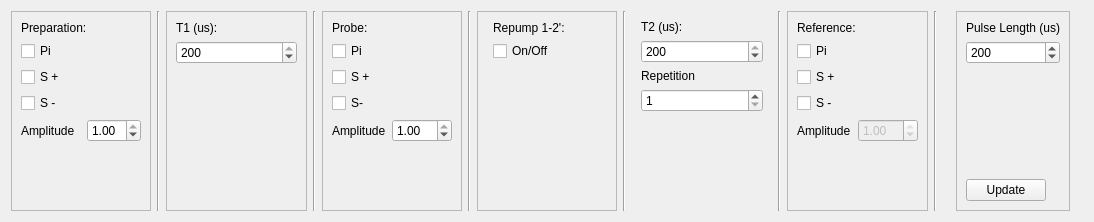
Old version of the form widgets/MWSpectro/MWSpectro_sequence.ui in the repository JeremyQO/GUI-Experiment.
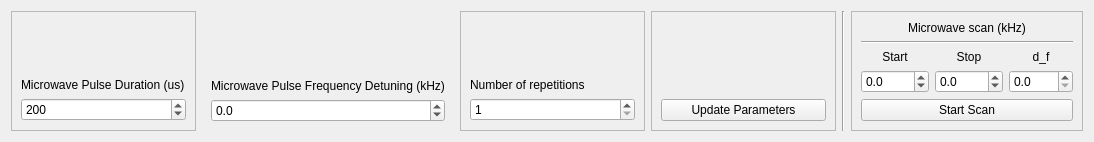
New version of the form.

Commit message: updated MW tab

```diff
--- a/widgets/MWSpectro/MWSpectro_sequence.ui
+++ b/widgets/MWSpectro/MWSpectro_sequence.ui
@@ -7,87 +7,21 @@
     <x>0</x>
     <y>0</y>
     <width>1094</width>
-    <height>222</height>
+    <height>140</height>
    </rect>
   </property>
   <property name="windowTitle">
    <string>Form</string>
   </property>
-  <layout class="QHBoxLayout" name="horizontalLayout">
-   <item>
-    <widget class="QFrame" name="frame">
-     <property name="frameShape">
-      <enum>QFrame::StyledPanel</enum>
-     </property>
-     <property name="frameShadow">
-      <enum>QFrame::Raised</enum>
-     </property>
-     <layout class="QFormLayout" name="formLayout">
-      <property name="horizontalSpacing">
-       <number>0</number>
-      </property>
-      <item row="0" column="0">
-       <widget class="QLabel" name="label">
-        <property name="text">
-         <string>Preparation:</string>
-        </property>
-       </widget>
-      </item>
-      <item row="1" column="0">
-       <widget class="QCheckBox" name="checkBox_preparation_pi">
-        <property name="text">
-         <string>Pi</string>
-        </property>
-        <property name="checked">
-         <bool>false</bool>
-        </property>
-       </widget>
-      </item>
-      <item row="2" column="0">
-       <widget class="QCheckBox" name="checkBox_preparation_sigma_p">
-        <property name="text">
-         <string>S +</string>
-        </property>
-       </widget>
-      </item>
-      <item row="3" column="0">
-       <widget class="QCheckBox" name="checkBox_preparation_sigma_m">
-        <property name="text">
-         <string>S -</string>
-        </property>
-       </widget>
-      </item>
-      <item row="4" column="0">
-       <widget class="QLabel" name="label_9">
-        <property name="text">
-         <string>Amplitude</string>
-        </property>
-       </widget>
-      </item>
-      <item row="4" column="1">
-       <widget class="QDoubleSpinBox" name="doubleSpinBox_preparation_amplitude">
-        <property name="maximum">
-         <double>1.000000000000000</double>
-        </property>
-        <property name="singleStep">
-         <double>0.020000000000000</double>
-        </property>
-        <property name="value">
-         <double>1.000000000000000</double>
-        </property>
-       </widget>
-      </item>
-     </layout>
-    </widget>
-   </item>
-   <item>
+  <layout class="QGridLayout" name="gridLayout_2">
+   <item row="0" column="4">
     <widget class="Line" name="line">
      <property name="orientation">
       <enum>Qt::Vertical</enum>
      </property>
     </widget>
    </item>
-   <item>
+   <item row="0" column="2">
     <widget class="QFrame" name="frame_2">
      <property name="frameShape">
       <enum>QFrame::StyledPanel</enum>
@@ -95,38 +29,163 @@
      <property name="frameShadow">
       <enum>QFrame::Raised</enum>
      </property>
-     <layout class="QFormLayout" name="formLayout_2">
+     <layout class="QGridLayout" name="gridLayout_5">
+      <item row="2" column="0">
+       <widget class="QDoubleSpinBox" name="doubleSpinBox_repetitions">
+        <property name="decimals">
+         <number>0</number>
+        </property>
+        <property name="minimum">
+         <double>1.000000000000000</double>
+        </property>
+        <property name="value">
+         <double>1.000000000000000</double>
+        </property>
+       </widget>
+      </item>
+      <item row="1" column="0">
+       <widget class="QLabel" name="label_3">
+        <property name="text">
+         <string>Number of repetitions</string>
+        </property>
+       </widget>
+      </item>
       <item row="0" column="0">
+       <spacer name="verticalSpacer_3">
+        <property name="orientation">
+         <enum>Qt::Vertical</enum>
+        </property>
+        <property name="sizeHint" stdset="0">
+         <size>
+          <width>20</width>
+          <height>40</height>
+         </size>
+        </property>
+       </spacer>
+      </item>
+     </layout>
+    </widget>
+   </item>
+   <item row="0" column="0">
+    <widget class="QFrame" name="frame">
+     <property name="frameShape">
+      <enum>QFrame::StyledPanel</enum>
+     </property>
+     <property name="frameShadow">
+      <enum>QFrame::Raised</enum>
+     </property>
+     <layout class="QGridLayout" name="gridLayout">
+      <item row="1" column="0">
+       <widget class="QLabel" name="label">
+        <property name="text">
+         <string>Microwave Pulse Duration (us)</string>
+        </property>
+       </widget>
+      </item>
+      <item row="2" column="0">
+       <widget class="QDoubleSpinBox" name="doubleSpinBox_pulse_duration">
+        <property name="decimals">
+         <number>0</number>
+        </property>
+        <property name="minimum">
+         <double>1.000000000000000</double>
+        </property>
+        <property name="maximum">
+         <double>2000.000000000000000</double>
+        </property>
+        <property name="value">
+         <double>200.000000000000000</double>
+        </property>
+       </widget>
+      </item>
+      <item row="0" column="0">
+       <spacer name="verticalSpacer">
+        <property name="orientation">
+         <enum>Qt::Vertical</enum>
+        </property>
+        <property name="sizeHint" stdset="0">
+         <size>
+          <width>20</width>
+          <height>40</height>
+         </size>
+        </property>
+       </spacer>
+      </item>
+     </layout>
+    </widget>
+   </item>
+   <item row="0" column="3">
+    <widget class="QFrame" name="frame_6">
+     <property name="frameShape">
+      <enum>QFrame::StyledPanel</enum>
+     </property>
+     <property name="frameShadow">
+      <enum>QFrame::Raised</enum>
+     </property>
+     <layout class="QGridLayout" name="gridLayout_3">
+      <item row="1" column="0">
+       <widget class="QPushButton" name="pushButton_update_muwave">
+        <property name="text">
+         <string>Update Parameters</string>
+        </property>
+       </widget>
+      </item>
+      <item row="0" column="0">
+       <spacer name="verticalSpacer_4">
+        <property name="orientation">
+         <enum>Qt::Vertical</enum>
+        </property>
+        <property name="sizeHint" stdset="0">
+         <size>
+          <width>20</width>
+          <height>40</height>
+         </size>
+        </property>
+       </spacer>
+      </item>
+     </layout>
+    </widget>
+   </item>
+   <item row="0" column="1">
+    <widget class="QFrame" name="gridFrame">
+     <layout class="QGridLayout" name="gridLayout_4">
+      <item row="1" column="0">
        <widget class="QLabel" name="label_2">
         <property name="text">
-         <string>T1 (us):</string>
+         <string>Microwave Pulse Frequency Detuning (kHz)</string>
         </property>
        </widget>
       </item>
-      <item row="1" column="0" colspan="2">
-       <widget class="QSpinBox" name="spinBox_T1">
+      <item row="2" column="0">
+       <widget class="QDoubleSpinBox" name="doubleSpinBox_detuning">
+        <property name="decimals">
+         <number>1</number>
+        </property>
         <property name="minimum">
-         <number>0</number>
+         <double>-2000.000000000000000</double>
         </property>
         <property name="maximum">
-         <number>200</number>
-        </property>
-        <property name="value">
-         <number>200</number>
+         <double>2000.000000000000000</double>
         </property>
        </widget>
       </item>
+      <item row="0" column="0">
+       <spacer name="verticalSpacer_2">
+        <property name="orientation">
+         <enum>Qt::Vertical</enum>
+        </property>
+        <property name="sizeHint" stdset="0">
+         <size>
+          <width>20</width>
+          <height>40</height>
+         </size>
+        </property>
+       </spacer>
+      </item>
      </layout>
     </widget>
    </item>
-   <item>
-    <widget class="Line" name="line_2">
-     <property name="orientation">
-      <enum>Qt::Vertical</enum>
-     </property>
-    </widget>
-   </item>
-   <item>
+   <item row="0" column="5">
     <widget class="QFrame" name="frame_3">
      <property name="frameShape">
       <enum>QFrame::StyledPanel</enum>
@@ -134,279 +193,107 @@
      <property name="frameShadow">
       <enum>QFrame::Raised</enum>
      </property>
-     <layout class="QFormLayout" name="formLayout_3">
-      <item row="0" column="0">
-       <widget class="QLabel" name="label_3">
-        <property name="text">
-         <string>Probe:</string>
-        </property>
-       </widget>
-      </item>
-      <item row="1" column="0">
-       <widget class="QCheckBox" name="checkBox_depump_pi">
-        <property name="text">
-         <string>Pi</string>
-        </property>
-        <property name="checked">
-         <bool>false</bool>
-        </property>
-       </widget>
-      </item>
-      <item row="2" column="0">
-       <widget class="QCheckBox" name="checkBox_depump_sigma_p">
-        <property name="text">
-         <string>S +</string>
-        </property>
-       </widget>
-      </item>
+     <layout class="QGridLayout" name="gridLayout_6">
       <item row="3" column="0">
-       <widget class="QCheckBox" name="checkBox_depump_sigma_m">
-        <property name="text">
-         <string>S-</string>
-        </property>
-       </widget>
-      </item>
-      <item row="4" column="0">
-       <widget class="QLabel" name="label_10">
-        <property name="text">
-         <string>Amplitude</string>
-        </property>
-       </widget>
-      </item>
-      <item row="4" column="1">
-       <widget class="QDoubleSpinBox" name="doubleSpinBox_depump_amplitude">
-        <property name="maximum">
-         <double>1.000000000000000</double>
-        </property>
-        <property name="singleStep">
-         <double>0.020000000000000</double>
-        </property>
-        <property name="value">
-         <double>1.000000000000000</double>
-        </property>
-       </widget>
-      </item>
-     </layout>
-    </widget>
-   </item>
-   <item>
-    <widget class="Line" name="line_3">
-     <property name="orientation">
-      <enum>Qt::Vertical</enum>
-     </property>
-    </widget>
-   </item>
-   <item>
-    <widget class="QFrame" name="frame_4">
-     <property name="frameShape">
-      <enum>QFrame::StyledPanel</enum>
-     </property>
-     <property name="frameShadow">
-      <enum>QFrame::Raised</enum>
-     </property>
-     <layout class="QFormLayout" name="formLayout_4">
-      <item row="0" column="1">
-       <widget class="QLabel" name="label_5">
-        <property name="text">
-         <string>Repump 1-2':</string>
-        </property>
-       </widget>
-      </item>
-      <item row="1" column="1">
-       <widget class="QCheckBox" name="checkBox_depump12p_onOff">
-        <property name="text">
-         <string>On/Off</string>
-        </property>
-        <property name="checked">
-         <bool>false</bool>
-        </property>
-       </widget>
-      </item>
-     </layout>
-    </widget>
-   </item>
-   <item>
-    <widget class="Line" name="line_4">
-     <property name="orientation">
-      <enum>Qt::Vertical</enum>
-     </property>
-    </widget>
-   </item>
-   <item>
-    <widget class="QWidget" name="widget" native="true">
-     <layout class="QFormLayout" name="formLayout_5">
-      <item row="0" column="0">
        <widget class="QLabel" name="label_4">
         <property name="text">
-         <string>T2 (us):</string>
+         <string>Start</string>
         </property>
-       </widget>
-      </item>
-      <item row="1" column="0" colspan="2">
-       <widget class="QSpinBox" name="spinBox_T2">
-        <property name="minimum">
-         <number>0</number>
+        <property name="alignment">
+         <set>Qt::AlignCenter</set>
         </property>
-        <property name="maximum">
-         <number>200</number>
-        </property>
-        <property name="value">
-         <number>200</number>
-        </property>
        </widget>
       </item>
-      <item row="2" column="0">
-       <widget class="QLabel" name="label_8">
-        <property name="text">
-         <string>Repetition</string>
-        </property>
-       </widget>
-      </item>
-      <item row="3" column="0" colspan="2">
-       <widget class="QSpinBox" name="spinBox_repetitions">
-        <property name="minimum">
-         <number>1</number>
-        </property>
-       </widget>
-      </item>
-     </layout>
-    </widget>
-   </item>
-   <item>
-    <widget class="Line" name="line_5">
-     <property name="orientation">
-      <enum>Qt::Vertical</enum>
-     </property>
-    </widget>
-   </item>
-   <item>
-    <widget class="QFrame" name="frame_5">
-     <property name="frameShape">
-      <enum>QFrame::StyledPanel</enum>
-     </property>
-     <property name="frameShadow">
-      <enum>QFrame::Raised</enum>
-     </property>
-     <layout class="QFormLayout" name="formLayout_6">
-      <property name="horizontalSpacing">
-       <number>2</number>
-      </property>
-      <property name="verticalSpacing">
-       <number>6</number>
-      </property>
-      <item row="1" column="0">
-       <widget class="QCheckBox" name="checkBox_depumpRef_pi">
-        <property name="text">
-         <string>Pi</string>
-        </property>
-        <property name="checked">
-         <bool>false</bool>
-        </property>
-       </widget>
-      </item>
-      <item row="2" column="0">
-       <widget class="QCheckBox" name="checkBox_depumpRef_sigma_p">
-        <property name="text">
-         <string>S +</string>
-        </property>
-       </widget>
-      </item>
-      <item row="3" column="0">
-       <widget class="QCheckBox" name="checkBox_depumpRef_sigma_m">
-        <property name="text">
-         <string>S -</string>
-        </property>
-       </widget>
-      </item>
-      <item row="4" column="0">
-       <widget class="QLabel" name="label_11">
-        <property name="text">
-         <string>Amplitude</string>
-        </property>
-       </widget>
-      </item>
-      <item row="4" column="1">
-       <widget class="QDoubleSpinBox" name="doubleSpinBox_3">
-        <property name="enabled">
-         <bool>false</bool>
-        </property>
-        <property name="maximum">
-         <double>1.000000000000000</double>
-        </property>
-        <property name="singleStep">
-         <double>0.020000000000000</double>
-        </property>
-        <property name="value">
-         <double>1.000000000000000</double>
-        </property>
-       </widget>
-      </item>
-      <item row="0" column="0">
-       <widget class="QLabel" name="label_6">
-        <property name="text">
-         <string>Reference:</string>
-        </property>
-       </widget>
-      </item>
-     </layout>
-    </widget>
-   </item>
-   <item>
-    <widget class="Line" name="line_6">
-     <property name="orientation">
-      <enum>Qt::Vertical</enum>
-     </property>
-    </widget>
-   </item>
-   <item alignment="Qt::AlignHCenter|Qt::AlignVCenter">
-    <widget class="QFrame" name="frame_6">
-     <property name="frameShape">
-      <enum>QFrame::StyledPanel</enum>
-     </property>
-     <property name="frameShadow">
-      <enum>QFrame::Raised</enum>
-     </property>
-     <layout class="QFormLayout" name="formLayout_7">
-      <item row="0" column="0">
+      <item row="3" column="2">
        <widget class="QLabel" name="label_7">
         <property name="text">
-         <string>Pulse Length (us)</string>
+         <string>d_f</string>
         </property>
+        <property name="alignment">
+         <set>Qt::AlignCenter</set>
+        </property>
        </widget>
       </item>
-      <item row="1" column="0" colspan="2">
-       <widget class="QSpinBox" name="spinBox_pulse_length">
-        <property name="minimum">
+      <item row="3" column="1">
+       <widget class="QLabel" name="label_6">
+        <property name="text">
+         <string>Stop</string>
+        </property>
+        <property name="alignment">
+         <set>Qt::AlignCenter</set>
+        </property>
+       </widget>
+      </item>
+      <item row="5" column="0" colspan="3">
+       <widget class="QPushButton" name="pushButton_start_scan">
+        <property name="text">
+         <string>Start Scan</string>
+        </property>
+       </widget>
+      </item>
+      <item row="1" column="0" colspan="3">
+       <widget class="QLabel" name="label_5">
+        <property name="text">
+         <string>Microwave scan (kHz)</string>
+        </property>
+        <property name="alignment">
+         <set>Qt::AlignCenter</set>
+        </property>
+       </widget>
+      </item>
+      <item row="4" column="0">
+       <widget class="QDoubleSpinBox" name="doubleSpinBox_start_scan">
+        <property name="decimals">
          <number>1</number>
         </property>
+        <property name="minimum">
+         <double>-2000.000000000000000</double>
+        </property>
         <property name="maximum">
-         <number>1000</number>
+         <double>2000.000000000000000</double>
         </property>
-        <property name="value">
-         <number>200</number>
+       </widget>
+      </item>
+      <item row="4" column="1">
+       <widget class="QDoubleSpinBox" name="doubleSpinBox_stop_scan">
+        <property name="decimals">
+         <number>1</number>
         </property>
+        <property name="minimum">
+         <double>-2000.000000000000000</double>
+        </property>
+        <property name="maximum">
+         <double>2000.000000000000000</double>
+        </property>
        </widget>
       </item>
-      <item row="2" column="0">
-       <spacer name="verticalSpacer">
+      <item row="0" column="0" colspan="3">
+       <spacer name="verticalSpacer_5">
         <property name="orientation">
          <enum>Qt::Vertical</enum>
         </property>
-        <property name="sizeType">
-         <enum>QSizePolicy::Expanding</enum>
-        </property>
         <property name="sizeHint" stdset="0">
          <size>
           <width>20</width>
-          <height>500</height>
+          <height>40</height>
          </size>
         </property>
        </spacer>
       </item>
-      <item row="3" column="0">
-       <widget class="QPushButton" name="pushButton_update_stirap_sequence">
-        <property name="text">
-         <string>Update</string>
+      <item row="4" column="2">
+       <widget class="QDoubleSpinBox" name="doubleSpinBox_d_f_scan">
+        <property name="decimals">
+         <number>1</number>
+        </property>
+        <property name="maximum">
+         <double>2000.000000000000000</double>
+        </property>
+       </widget>
+      </item>
+      <item row="2" column="0" colspan="3">
+       <widget class="Line" name="line_2">
+        <property name="orientation">
+         <enum>Qt::Horizontal</enum>
         </property>
        </widget>
       </item>
```
Left out of the diff: 35 changed lines with no effect on the pictures. The commit also changes 4 other files.
